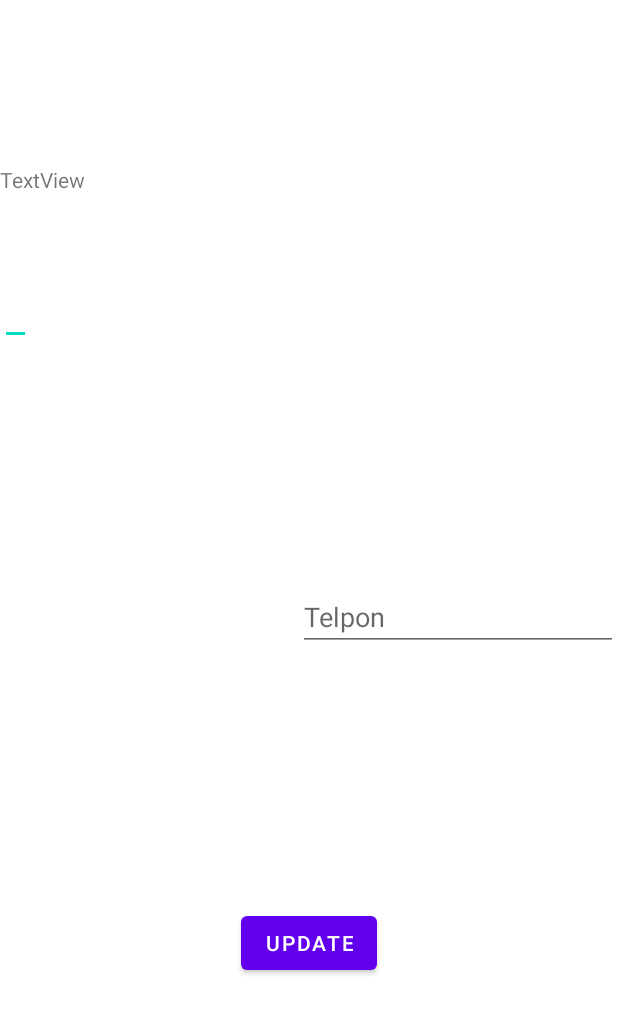
After one commit to FeizalSeptya/mysqlpro, an Android app: the layout activity_edit_teman.xml on its own in the app's theme, with its tools: preview values and no code run, on a phone screen of 412 x 824 dp. The commit adds this screen. Shown: the top 1014 px of the screen. Run offline under Robolectric (Android 15) with nearby library versions, the phone set to English and light mode, and no system bars; network calls fail.

Commit message:
Activity 8

```diff
--- a/app/src/main/AndroidManifest.xml
+++ b/app/src/main/AndroidManifest.xml
@@ -12,6 +12,7 @@
         android:supportsRtl="true"
         android:theme="@style/Theme.Mysqlpro">
         android:usesCleartextTraffic="true">
+        <activity android:name=".EditTeman"></activity>
         <activity android:name=".TambahTeman"></activity>
         <activity android:name=".MainActivity">
             <intent-filter>
--- a/app/src/main/java/com/example/mysqlpro/TambahTeman.java
+++ b/app/src/main/java/com/example/mysqlpro/TambahTeman.java
@@ -1,5 +1,6 @@
 package com.example.mysqlpro;
 
+import android.content.Intent;
 import android.os.Bundle;
 import android.util.Log;
 import android.view.View;
@@ -44,7 +45,11 @@ public class TambahTeman extends AppCompatActivity {
         simpanBtn.setOnClickListener(new View.OnClickListener() {
             @Override
             public void onClick(View v) {
+
                 SimpanData();
+                Intent inten = new Intent(getApplicationContext(), MainActivity.class);
+                startActivity(inten);
+                finish();
             }
         });
     }
--- /dev/null
+++ b/app/src/main/res/layout/activity_edit_teman.xml
@@ -0,0 +1,59 @@
+<?xml version="1.0" encoding="utf-8"?>
+
+<androidx.constraintlayout.widget.ConstraintLayout xmlns:android="http://schemas.android.com/apk/res/android"
+    xmlns:app="http://schemas.android.com/apk/res-auto"
+    xmlns:tools="http://schemas.android.com/tools"
+    android:layout_width="match_parent"
+    android:layout_height="match_parent"
+    tools:context=".EditTeman">
+
+    <TextView
+        android:id="@+id/textId"
+        android:layout_width="wrap_content"
+        android:layout_height="wrap_content"
+        android:text="TextView"
+        app:layout_constraintBottom_toBottomOf="parent"
+        app:layout_constraintHorizontal_bias="0.498"
+        app:layout_constraintTop_toTopOf="parent"
+        app:layout_constraintStart_toEndOf="parent"
+        app:layout_constraintStart_toStartOf="parent"
+        app:layout_constraintVertical_bias="0.137"
+        />
+
+    <EditText
+        android:id="@+id/editNm"
+        android:layout_width="wrap_content"
+        android:layout_height="wrap_content"
+        android:layout_marginTop="76dp"
+        app:layout_constraintBottom_toBottomOf="parent"
+        app:layout_constraintHorizontal_bias="0.497"
+        app:layout_constraintStart_toStartOf="parent"
+        app:layout_constraintTop_toTopOf="parent"
+        app:layout_constraintVertical_bias="0.155"
+        tools:inputType="textPersonName" />
+
+    <EditText
+        android:id="@+id/editTlp"
+        android:layout_width="wrap_content"
+        android:layout_height="wrap_content"
+        android:hint="Telpon"
+        android:inputType="phone"
+        app:layout_constraintEnd_toEndOf="parent"
+        android:ems="10"
+        app:layout_constraintBottom_toBottomOf="parent"
+        app:layout_constraintHorizontal_bias="0.497"
+        app:layout_constraintTop_toTopOf="parent"
+        app:layout_constraintVertical_bias="0.499"/>
+
+    <Button
+        android:id="@+id/buttonEdit"
+        android:layout_width="wrap_content"
+        android:layout_height="wrap_content"
+        android:text="Update"
+        app:layout_constraintBottom_toBottomOf="parent"
+        app:layout_constraintEnd_toEndOf="parent"
+        app:layout_constraintStart_toStartOf="parent"
+        app:layout_constraintTop_toBottomOf="@id/editTlp"
+        app:layout_constraintVertical_bias="0.499"/>
+
+</androidx.constraintlayout.widget.ConstraintLayout>
```
Also changed, not shown: app/src/main/java/com/example/mysqlpro/AppController.java (added, +53 -0 lines), app/src/main/java/com/example/mysqlpro/EditTeman.java (added, +122 -0 lines), app/src/main/java/com/example/mysqlpro/TemanAdapter.java (+115 -20 lines), app/src/main/res/layout/activity_main.xml (+6 -1 lines), app/src/main/res/menu/popup1.xml (added, +11 -0 lines).
